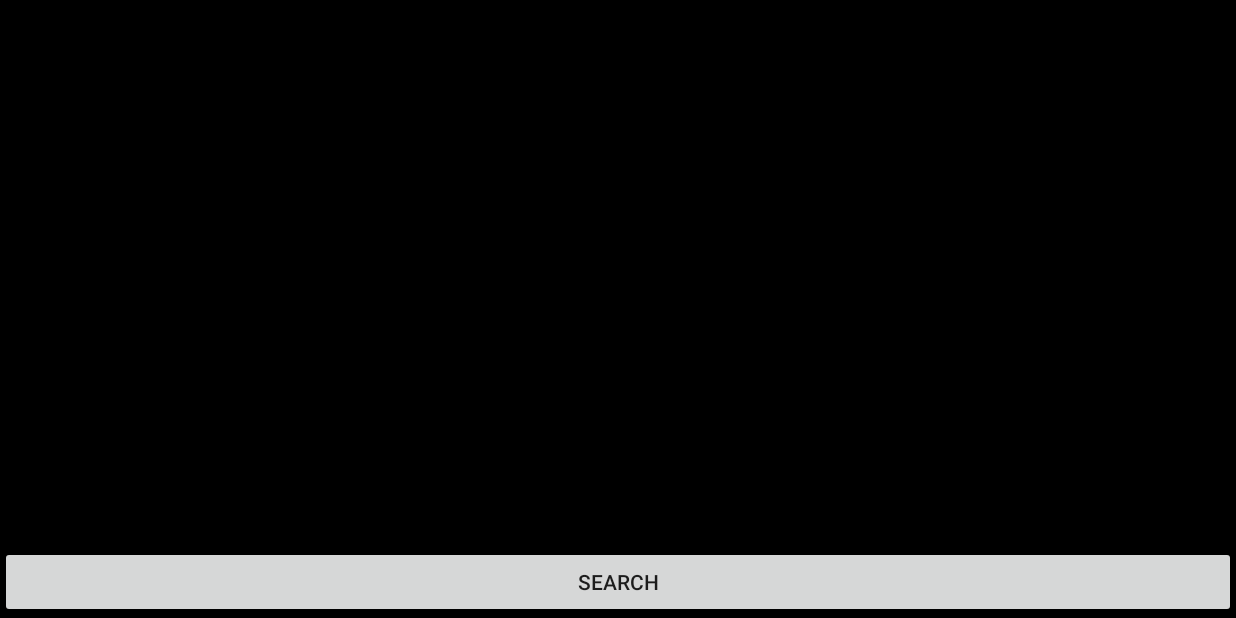
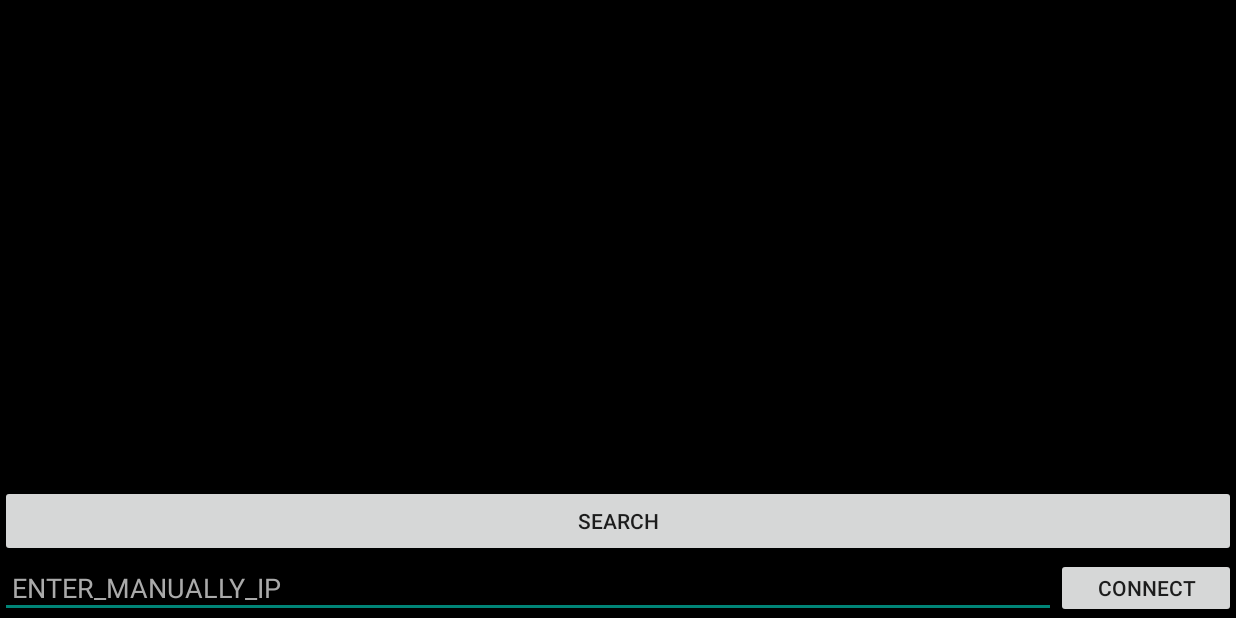
Before and after one commit to nekdenis/piquest, an Android app: the screen it shows after launch (MainActivity), on a phone screen of 824 x 412 dp (held sideways). Run offline under Robolectric (Android 15) with nearby library versions, the phone set to English and light mode, and no system bars.

Commit message:
Added manual ip input

```diff
--- /dev/null
+++ b/picquest_android/app/src/main/java/ru/thevhod/picquest/SPHelper.java
@@ -0,0 +1,37 @@
+package ru.thevhod.picquest;
+
+import android.content.Context;
+import android.content.SharedPreferences;
+
+
+public class SPHelper {
+
+    private static final String PREFERENCES_IP = "PREFERENCES_IP";
+    private Context context;
+    private SharedPreferences sharedPreferences;
+
+    public SPHelper(Context context) {
+        this.context = context;
+    }
+
+    public String getIp() {
+        return preferences().getString(PREFERENCES_IP, "");
+    }
+
+    public void putIp(String value) {
+        editor().putString(PREFERENCES_IP, value).commit();
+    }
+
+    private SharedPreferences.Editor editor() {
+        return preferences().edit();
+    }
+
+    private SharedPreferences preferences() {
+        if (sharedPreferences == null) {
+            sharedPreferences = context.getSharedPreferences("shared_pref",
+                    Context.MODE_PRIVATE);
+        }
+        return sharedPreferences;
+    }
+
+}
--- a/picquest_android/app/src/main/java/ru/thevhod/picquest/activity/MainActivity.java
+++ b/picquest_android/app/src/main/java/ru/thevhod/picquest/activity/MainActivity.java
@@ -5,15 +5,21 @@ import android.app.Activity;
 import android.net.wifi.WifiManager;
 import android.os.AsyncTask;
 import android.os.Bundle;
+import android.util.Patterns;
 import android.view.View;
+import android.view.Window;
+import android.view.WindowManager;
 import android.widget.AdapterView;
 import android.widget.Button;
+import android.widget.EditText;
 import android.widget.ListView;
+import android.widget.Toast;
 
 import java.util.ArrayList;
 import java.util.List;
 
 import ru.thevhod.picquest.R;
+import ru.thevhod.picquest.SPHelper;
 import ru.thevhod.picquest.adapter.ServerAdapter;
 import ru.thevhod.picquest.data.ServerObj;
 import ru.thevhod.picquest.socket.client.ServerExplorer;
@@ -26,19 +32,31 @@ public class MainActivity extends Activity {
     private ServerAdapter serverAdapter;
     private Button searchButton;
     private List<ServerObj> serverList;
+    private Button manualConnectButton;
+    private EditText manualConnectIp;
+    private SPHelper spHelper;
 
     @Override
     protected void onCreate(Bundle savedInstanceState) {
+        this.requestWindowFeature(Window.FEATURE_NO_TITLE);
+        this.getWindow().setFlags(WindowManager.LayoutParams.FLAG_FULLSCREEN,
+                WindowManager.LayoutParams.FLAG_FULLSCREEN);
+        this.getWindow().getDecorView()
+                .setSystemUiVisibility(View.SYSTEM_UI_FLAG_HIDE_NAVIGATION);
         super.onCreate(savedInstanceState);
         setContentView(R.layout.activity_main);
         serverList = new ArrayList<ServerObj>();
+        spHelper = new SPHelper(this);
         initView();
         initListeners();
     }
 
-    private void initView(){
+    private void initView() {
         searchButton = (Button) findViewById(R.id.main_scan_button);
         listView = (ListView) findViewById(R.id.main_list);
+        manualConnectButton = (Button) findViewById(R.id.main_manual_connect);
+        manualConnectIp = (EditText) findViewById(R.id.main_manual_ip);
+        manualConnectIp.setText(spHelper.getIp());
         serverAdapter = new ServerAdapter(this, serverList);
         listView.setAdapter(serverAdapter);
     }
@@ -49,9 +67,31 @@ public class MainActivity extends Activity {
             @Override
             public void onItemClick(AdapterView<?> parent, View view, int position, long id) {
                 ServerObj server = serverList.get(position);
-                GridActivity.startActivity(MainActivity.this, server.getIpAddress());
+                String ipAddress = server.getIpAddress();
+                startGridActivity(ipAddress);
             }
         });
+        manualConnectButton.setOnClickListener(new View.OnClickListener() {
+            @Override
+            public void onClick(View v) {
+                tryToConnect();
+            }
+        });
+    }
+
+    private void startGridActivity(String ipAddress) {
+        GridActivity.startActivity(MainActivity.this, ipAddress);
+        finish();
+    }
+
+    private void tryToConnect() {
+        String ipAddress = manualConnectIp.getText().toString();
+        if (Patterns.IP_ADDRESS.matcher(ipAddress).matches()) {
+            spHelper.putIp(ipAddress);
+            startGridActivity(ipAddress);
+        } else {
+            Toast.makeText(this, "IP_MALFORMED", Toast.LENGTH_SHORT).show();
+        }
     }
 
     @SuppressLint("NewApi")
@@ -69,17 +109,16 @@ public class MainActivity extends Activity {
         searchButton.setVisibility(View.GONE);
     }
 
-    public class SearchTask extends AsyncTask<String,String, ServerExplorer> {
+    public class SearchTask extends AsyncTask<String, String, ServerExplorer> {
 
         long endTime;
 
         public SearchTask() {
-            this.endTime = System.currentTimeMillis()+ SEARCH_DURATION;
+            this.endTime = System.currentTimeMillis() + SEARCH_DURATION;
         }
 
         @Override
-        protected ServerExplorer doInBackground(String... message)
-        {
+        protected ServerExplorer doInBackground(String... message) {
             WifiManager wifi = (WifiManager) getSystemService(getApplicationContext().WIFI_SERVICE);
             WifiManager.MulticastLock mLock = wifi.createMulticastLock("mylock");
             mLock.setReferenceCounted(true);
@@ -87,16 +126,12 @@ public class MainActivity extends Activity {
             serverExplorer = new ServerExplorer(new ServerExplorer.OnMessageReceived() {
 
                 @Override
-                public void messageReceived(String message)
-                {
-                	try
-					{
-                		publishProgress(message);
-					}
-					catch (Exception e)
-					{
-						e.printStackTrace();
-					}
+                public void messageReceived(String message) {
+                    try {
+                        publishProgress(message);
+                    } catch (Exception e) {
+                        e.printStackTrace();
+                    }
                 }
             });
             serverExplorer.run(endTime);
--- a/picquest_android/app/src/main/res/layout/activity_main.xml
+++ b/picquest_android/app/src/main/res/layout/activity_main.xml
@@ -1,22 +1,44 @@
 <?xml version="1.0" encoding="utf-8"?>
 
 <RelativeLayout xmlns:android="http://schemas.android.com/apk/res/android"
-              android:orientation="vertical"
-              android:layout_width="match_parent"
-              android:layout_height="match_parent">
+    android:layout_width="match_parent"
+    android:layout_height="match_parent"
+    android:orientation="vertical">
+
     <ListView
         android:id="@+id/main_list"
         android:layout_width="match_parent"
         android:layout_height="match_parent"
-        android:layout_above="@+id/main_scan_button"
-        />
+        android:layout_above="@+id/main_scan_button" />
 
     <Button
         android:id="@+id/main_scan_button"
         android:layout_width="match_parent"
         android:layout_height="wrap_content"
-        android:text="@string/main_search"
-        android:layout_alignParentBottom="true"/>
+        android:layout_above="@+id/main_manual_ip"
+        android:text="@string/main_search" />
 
+    <EditText
+        android:id="@id/main_manual_ip"
+        android:layout_width="match_parent"
+        android:layout_height="wrap_content"
+        android:layout_alignParentBottom="true"
+        android:layout_toLeftOf="@+id/main_manual_connect"
+        android:hint="ENTER_MANUALLY_IP"
+        android:maxLength="12"
+        android:padding="8dp"
+        android:singleLine="true"
+        android:text="192.168.0.1"
+        android:textColor="@android:color/white"
+        android:textColorHint="@android:color/darker_gray"
+        android:textSize="18dp" />
+
+    <Button
+        android:id="@id/main_manual_connect"
+        android:layout_width="120dp"
+        android:layout_height="40dp"
+        android:layout_alignParentBottom="true"
+        android:layout_alignParentRight="true"
+        android:text="CONNECT" />
 
 </RelativeLayout>
--- a/piquest_player/src/main/java/server/frames/VideoBoard.java
+++ b/piquest_player/src/main/java/server/frames/VideoBoard.java
@@ -11,7 +11,7 @@ import java.awt.event.WindowEvent;
 
 public class VideoBoard extends JFrame {
 
-    private static final boolean IS_FULLSCREEN = false;
+    private static final boolean IS_FULLSCREEN = true;
 
     public VideoBoard(SocketMainServer server, String path) {
 
```
Also changed, not shown: picquest_android/app/src/main/java/ru/thevhod/picquest/activity/GridActivity.java (+8 -0 lines), 1 other file.
